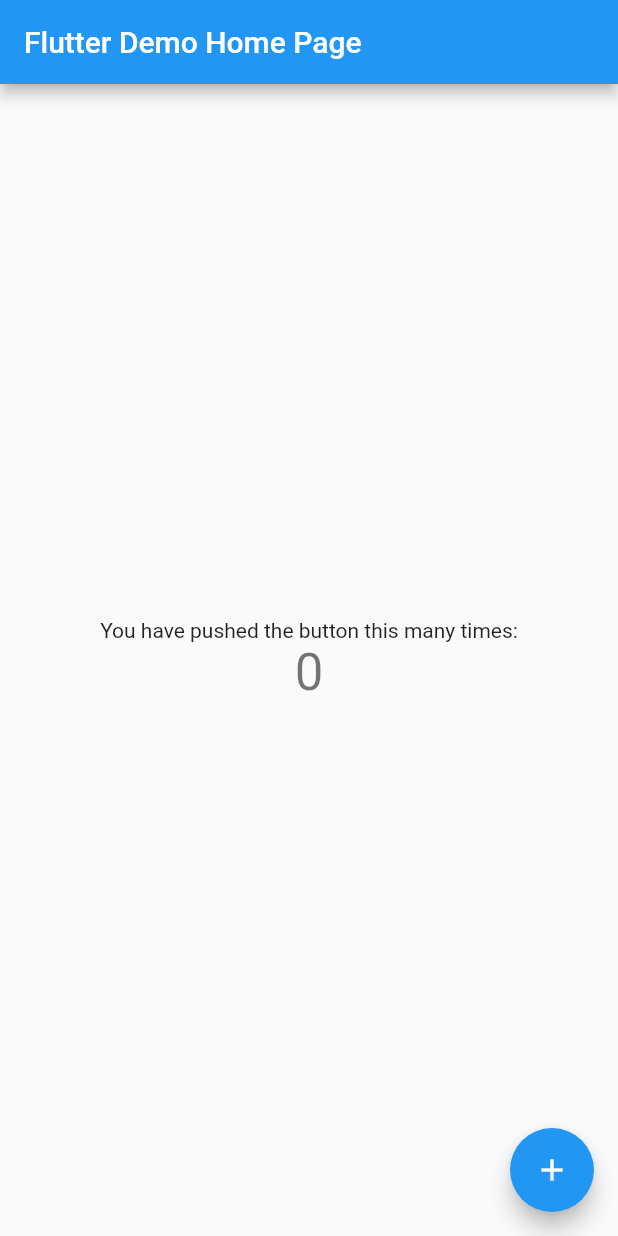
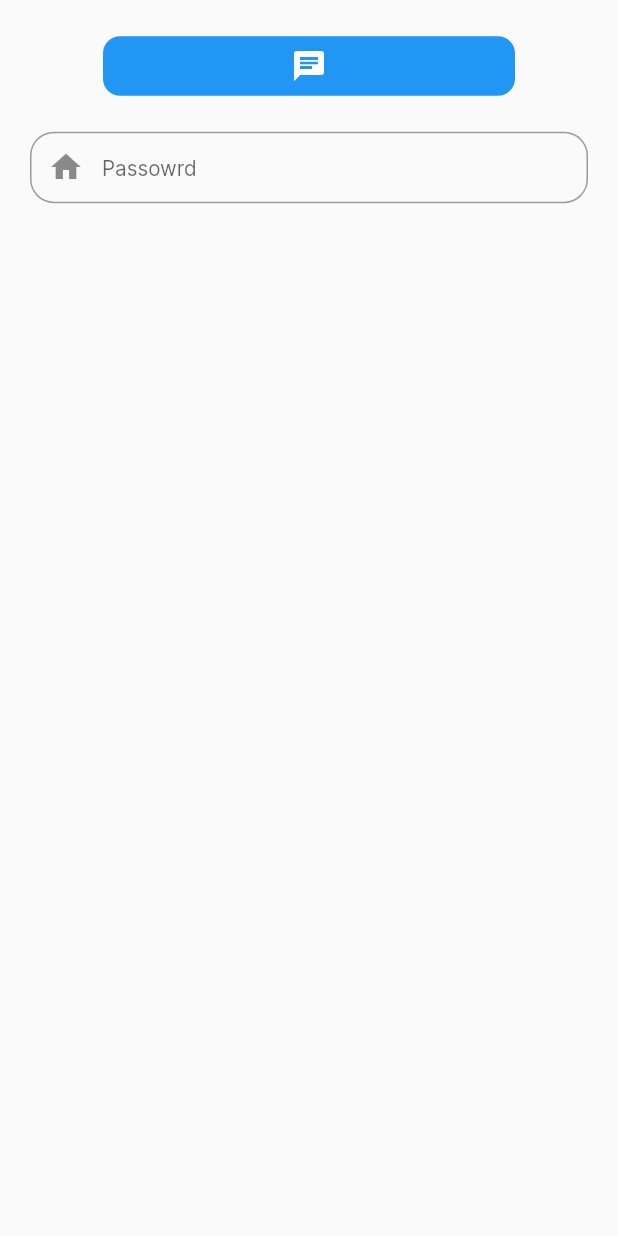
Before and after one commit to Office-Booking-Capstone-Kelompok-8/Office-Booking-Flutter, a Flutter app: the screen it shows after launch, on a phone screen of 412 x 824 dp. Run offline on Flutter 3.47's test engine with Material 2 defaults, Android fonts, the phone set to English and light mode, and no system bars; our stand-ins replace dio, flutter_screenutil.

Commit message:
menambah component button dan form

```diff
--- a/lib/main.dart
+++ b/lib/main.dart
@@ -1,115 +1,41 @@
 import 'package:flutter/material.dart';
+import 'package:flutter/services.dart';
+import 'package:flutter_screenutil/flutter_screenutil.dart';
+import 'package:office_booking_app/provider/navbar_provider.dart';
+import 'package:provider/provider.dart';
+
+import 'screen/home/homepage.dart';
 
 void main() {
+  WidgetsFlutterBinding.ensureInitialized();
+  SystemChrome.setPreferredOrientations([DeviceOrientation.portraitUp]);
   runApp(const MyApp());
 }
 
 class MyApp extends StatelessWidget {
   const MyApp({super.key});
 
-  // This widget is the root of your application.
   @override
   Widget build(BuildContext context) {
-    return MaterialApp(
-      title: 'Flutter Demo',
-      theme: ThemeData(
-        // This is the theme of your application.
-        //
-        // Try running your application with "flutter run". You'll see the
-        // application has a blue toolbar. Then, without quitting the app, try
-        // changing the primarySwatch below to Colors.green and then invoke
-        // "hot reload" (press "r" in the console where you ran "flutter run",
-        // or simply save your changes to "hot reload" in a Flutter IDE).
-        // Notice that the counter didn't reset back to zero; the application
-        // is not restarted.
-        primarySwatch: Colors.blue,
+    return MultiProvider(
+      providers: [
+        ChangeNotifierProvider(create: (context) => NavbarProvider()),
+      ],
+      child: ScreenUtilInit(
+        designSize: const Size(360, 831),
+        builder: (context, child) => MaterialApp(
+          debugShowCheckedModeBanner: false,
+          title: 'Office Zone',
+          routes: {
+            '/': (context) => const Homepage(),
+          },
+          initialRoute: '/',
+          theme: ThemeData(
+            fontFamily: 'Inter',
+            primarySwatch: Colors.blue,
+          ),
+        ),
       ),
-      home: const MyHomePage(title: 'Flutter Demo Home Page'),
     );
   }
 }
-
-class MyHomePage extends StatefulWidget {
-  const MyHomePage({super.key, required this.title});
-
-  // This widget is the home page of your application. It is stateful, meaning
-  // that it has a State object (defined below) that contains fields that affect
-  // how it looks.
-
-  // This class is the configuration for the state. It holds the values (in this
-  // case the title) provided by the parent (in this case the App widget) and
-  // used by the build method of the State. Fields in a Widget subclass are
-  // always marked "final".
-
-  final String title;
-
-  @override
-  State<MyHomePage> createState() => _MyHomePageState();
-}
-
-class _MyHomePageState extends State<MyHomePage> {
-  int _counter = 0;
-
-  void _incrementCounter() {
-    setState(() {
-      // This call to setState tells the Flutter framework that something has
-      // changed in this State, which causes it to rerun the build method below
-      // so that the display can reflect the updated values. If we changed
-      // _counter without calling setState(), then the build method would not be
-      // called again, and so nothing would appear to happen.
-      _counter++;
-    });
-  }
-
-  @override
-  Widget build(BuildContext context) {
-    // This method is rerun every time setState is called, for instance as done
-    // by the _incrementCounter method above.
-    //
-    // The Flutter framework has been optimized to make rerunning build methods
-    // fast, so that you can just rebuild anything that needs updating rather
-    // than having to individually change instances of widgets.
-    return Scaffold(
-      appBar: AppBar(
-        // Here we take the value from the MyHomePage object that was created by
-        // the App.build method, and use it to set our appbar title.
-        title: Text(widget.title),
-      ),
-      body: Center(
-        // Center is a layout widget. It takes a single child and positions it
-        // in the middle of the parent.
-        child: Column(
-          // Column is also a layout widget. It takes a list of children and
-          // arranges them vertically. By default, it sizes itself to fit its
-          // children horizontally, and tries to be as tall as its parent.
-          //
-          // Invoke "debug painting" (press "p" in the console, choose the
-          // "Toggle Debug Paint" action from the Flutter Inspector in Android
-          // Studio, or the "Toggle Debug Paint" command in Visual Studio Code)
-          // to see the wireframe for each widget.
-          //
-          // Column has various properties to control how it sizes itself and
-          // how it positions its children. Here we use mainAxisAlignment to
-          // center the children vertically; the main axis here is the vertical
-          // axis because Columns are vertical (the cross axis would be
-          // horizontal).
-          mainAxisAlignment: MainAxisAlignment.center,
-          children: <Widget>[
-            const Text(
-              'You have pushed the button this many times:',
-            ),
-            Text(
-              '$_counter',
-              style: Theme.of(context).textTheme.headline4,
-            ),
-          ],
-        ),
-      ),
-      floatingActionButton: FloatingActionButton(
-        onPressed: _incrementCounter,
-        tooltip: 'Increment',
-        child: const Icon(Icons.add),
-      ), // This trailing comma makes auto-formatting nicer for build methods.
-    );
-  }
-}
--- /dev/null
+++ b/lib/provider/navbar_provider.dart
@@ -0,0 +1,3 @@
+import 'package:flutter/cupertino.dart';
+
+class NavbarProvider extends ChangeNotifier {}
--- /dev/null
+++ b/lib/screen/components/button_component.dart
@@ -0,0 +1,39 @@
+import 'package:flutter/material.dart';
+import 'package:flutter_screenutil/flutter_screenutil.dart';
+
+class ButtonComponent extends StatelessWidget {
+  const ButtonComponent(
+      {super.key,
+      required this.onPress,
+      required this.textButton,
+      required this.buttonHeight,
+      required this.buttonWidth,
+      this.isMessage});
+  final Function() onPress;
+  final String textButton;
+  final double buttonHeight;
+  final double buttonWidth;
+  final bool? isMessage;
+
+  @override
+  Widget build(BuildContext context) {
+    return ElevatedButton(
+      style: ElevatedButton.styleFrom(
+          elevation: 0,
+          alignment: Alignment.center,
+          textStyle: TextStyle(fontSize: 14.sp),
+          minimumSize: Size(buttonWidth, buttonHeight),
+          shape: RoundedRectangleBorder(
+              borderRadius: BorderRadius.circular(10.w))),
+      onPressed: onPress,
+      child: isMessage == true
+          ? const Icon(
+              Icons.chat,
+              size: 24,
+            )
+          : Text(
+              textButton,
+            ),
+    );
+  }
+}
--- /dev/null
+++ b/lib/screen/components/form_component.dart
@@ -0,0 +1,64 @@
+import 'package:flutter/material.dart';
+import 'package:flutter_screenutil/flutter_screenutil.dart';
+
+class FormComponent extends StatelessWidget {
+  const FormComponent(
+      {super.key,
+      required this.formHeight,
+      required this.formWidth,
+      this.buttonController,
+      this.initialValue,
+      this.isNumber,
+      this.isPassword,
+      this.isAuth,
+      this.prefixIcon,
+      this.hint});
+
+  final double formHeight;
+  final double formWidth;
+  final TextEditingController? buttonController;
+  final String? initialValue;
+  final bool? isNumber;
+  final bool? isPassword;
+  final bool? isAuth;
+  final IconData? prefixIcon;
+  final String? hint;
+  @override
+  Widget build(BuildContext context) {
+    return SizedBox(
+      height: formHeight,
+      width: formWidth,
+      child: TextFormField(
+        controller: buttonController,
+        initialValue: initialValue,
+        keyboardType:
+            isNumber == true ? TextInputType.number : TextInputType.text,
+        obscureText: isPassword!,
+        decoration: InputDecoration(
+            prefix: Padding(
+                padding: EdgeInsets.symmetric(
+                    horizontal: isAuth == true ? 0.w : 2.w, vertical: 11.h)),
+            hintText: isAuth == true ? hint : '',
+            prefixIcon: isAuth == true
+                ? Icon(
+                    prefixIcon!,
+                    size: 24,
+                  )
+                : null,
+            hintStyle: TextStyle(fontSize: 12.sp),
+            suffixIcon: isPassword == true
+                ? IconButton(
+                    onPressed: () {},
+                    icon: const Icon(
+                      Icons.remove_red_eye,
+                      size: 24,
+                    ),
+                  )
+                : null,
+            border: OutlineInputBorder(
+              borderRadius: BorderRadius.circular(isAuth == true ? 16.r : 10.r),
+            )),
+      ),
+    );
+  }
+}
--- /dev/null
+++ b/lib/screen/home/homepage.dart
@@ -0,0 +1,46 @@
+import 'package:flutter/material.dart';
+import 'package:flutter_screenutil/flutter_screenutil.dart';
+
+import '../components/form_component.dart';
+import '../components/button_component.dart';
+
+class Homepage extends StatefulWidget {
+  const Homepage({super.key});
+
+  @override
+  State<Homepage> createState() => _HomepageState();
+}
+
+class _HomepageState extends State<Homepage> {
+  @override
+  Widget build(BuildContext context) {
+    return Scaffold(
+      body: SafeArea(
+          child: Padding(
+        padding: const EdgeInsets.all(20),
+        child: Column(
+          children: [
+            ButtonComponent(
+              isMessage: true,
+              buttonHeight: 40.h,
+              buttonWidth: 240.w,
+              onPress: () {},
+              textButton: 'Login',
+            ),
+            SizedBox(
+              height: 20.h,
+            ),
+            FormComponent(
+              isPassword: false,
+              hint: 'Passowrd',
+              isAuth: true,
+              prefixIcon: Icons.home,
+              formHeight: 48.h,
+              formWidth: 328.w,
+            )
+          ],
+        ),
+      )),
+    );
+  }
+}
```
Also changed, not shown: pubspec.yaml (+11 -14 lines), assets/fonts/Inter-Bold.ttf (added), assets/fonts/Inter-Medium.ttf (added), assets/fonts/Inter-Regular.ttf (added), assets/images/logo_splash.png (added), lib/utils/constant/api_constant.dart (added), lib/utils/constant/app_colors.dart (added), lib/utils/constant/app_text_style.dart (added), lib/utils/constant/shared_pref_onboard.dart (added).
